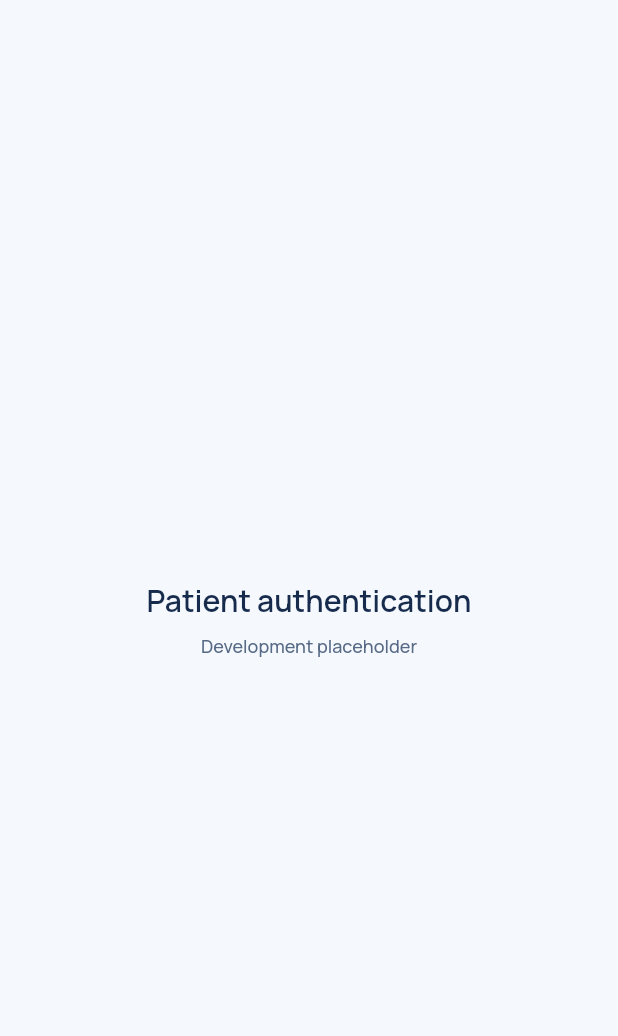
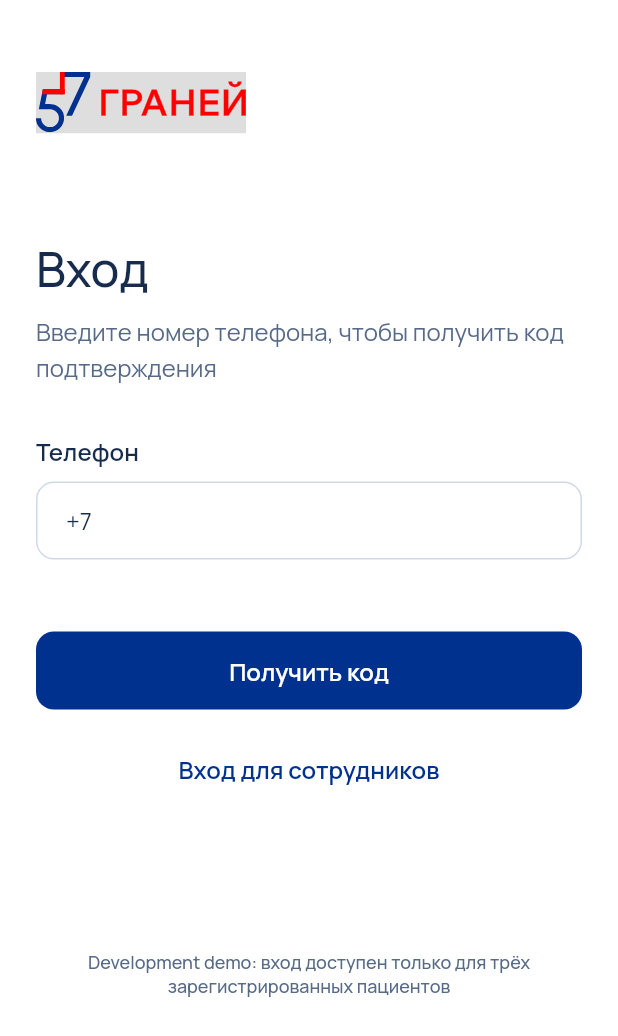
Before and after one commit to ip52rus/grani57_app, a Flutter app: the screen it shows after launch, on a phone screen of 412 x 824 dp. Shown: the top 1036 px of the screen. Run offline on Flutter 3.47's test engine with Material 3 defaults, Android fonts, the phone set to English and light mode, and no system bars; our stand-ins replace flutter_svg, shared_preferences; project files that could hold a hidden picture were left out.

Commit message:
feat: add patient phone and sms demo authentication

```diff
--- a/lib/app/startup/startup_destination.dart
+++ b/lib/app/startup/startup_destination.dart
@@ -2,6 +2,7 @@ import 'package:flutter/widgets.dart';
 
 import '../../core/mock_runtime/demo_session.dart';
 import '../../core/mock_runtime/user_role.dart';
+import '../../features/development_demo/patient_shell_placeholder.dart';
 import '../../features/development_demo/startup_placeholders.dart';
 
 enum StartupDestination {
--- a/lib/core/design_system/components/app_text_field.dart
+++ b/lib/core/design_system/components/app_text_field.dart
@@ -1,4 +1,5 @@
 import 'package:flutter/material.dart';
+import 'package:flutter/services.dart';
 
 import '../tokens/app_colors.dart';
 import '../tokens/app_spacing.dart';
@@ -14,6 +15,9 @@ class AppTextField extends StatelessWidget {
     this.keyboardType,
     this.textInputAction,
     this.autofillHints,
+    this.inputFormatters,
+    this.onChanged,
+    this.onSubmitted,
     this.semanticLabel,
     super.key,
   });
@@ -26,6 +30,9 @@ class AppTextField extends StatelessWidget {
   final TextInputType? keyboardType;
   final TextInputAction? textInputAction;
   final Iterable<String>? autofillHints;
+  final List<TextInputFormatter>? inputFormatters;
+  final ValueChanged<String>? onChanged;
+  final ValueChanged<String>? onSubmitted;
   final String? semanticLabel;
 
   @override
@@ -49,6 +56,9 @@ class AppTextField extends StatelessWidget {
               keyboardType: keyboardType,
               textInputAction: textInputAction,
               autofillHints: autofillHints,
+              inputFormatters: inputFormatters,
+              onChanged: onChanged,
+              onSubmitted: onSubmitted,
               style: AppTypography.body.copyWith(color: AppColors.text),
               decoration: InputDecoration(
                 hintText: hintText,
--- a/lib/features/development_demo/startup_placeholders.dart
+++ b/lib/features/development_demo/startup_placeholders.dart
@@ -3,22 +3,14 @@ import 'package:flutter/material.dart';
 import '../../core/design_system/tokens/app_colors.dart';
 import '../../core/design_system/tokens/app_spacing.dart';
 import '../../core/design_system/typography/app_typography.dart';
+import '../patient_auth/patient_phone_login_screen.dart';
 
 class PatientAuthPlaceholder extends StatelessWidget {
   const PatientAuthPlaceholder({super.key});
 
   @override
   Widget build(BuildContext context) {
-    return const _StartupPlaceholder(title: 'Patient authentication');
-  }
-}
-
-class PatientShellPlaceholder extends StatelessWidget {
-  const PatientShellPlaceholder({super.key});
-
-  @override
-  Widget build(BuildContext context) {
-    return const _StartupPlaceholder(title: 'Patient shell');
+    return const PatientPhoneLoginScreen();
   }
 }
 
--- /dev/null
+++ b/lib/features/patient_auth/patient_phone_login_screen.dart
@@ -0,0 +1,210 @@
+import 'package:flutter/material.dart';
+import 'package:flutter_svg/flutter_svg.dart';
+
+import '../../core/design_system/components/app_button.dart';
+import '../../core/design_system/components/app_text_field.dart';
+import '../../core/design_system/tokens/app_colors.dart';
+import '../../core/design_system/tokens/app_spacing.dart';
+import '../../core/design_system/typography/app_typography.dart';
+import '../../core/mock_runtime/demo_auth_service.dart';
+import '../../core/mock_runtime/demo_session_store.dart';
+import '../development_demo/employee_auth_placeholder.dart';
+import '../../mock_data/demo_asset_paths.dart';
+import 'patient_sms_code_screen.dart';
+import 'russian_phone_input_formatter.dart';
+
+class PatientPhoneLoginScreen extends StatefulWidget {
+  const PatientPhoneLoginScreen({
+    super.key,
+    this.authService,
+    this.sessionStore,
+  });
+
+  final DemoAuthService? authService;
+  final DemoSessionStore? sessionStore;
+
+  @override
+  State<PatientPhoneLoginScreen> createState() =>
+      _PatientPhoneLoginScreenState();
+}
+
+class _PatientPhoneLoginScreenState extends State<PatientPhoneLoginScreen> {
+  late final DemoAuthService _authService;
+  late final DemoSessionStore _sessionStore;
+  final _phoneController = TextEditingController(text: '+7 ');
+  bool _isSubmitting = false;
+  String? _phoneError;
+  bool _showUnknownPatientState = false;
+
+  @override
+  void initState() {
+    super.initState();
+    _authService = widget.authService ?? DemoAuthService();
+    _sessionStore = widget.sessionStore ?? DemoSessionStore();
+  }
+
+  @override
+  void dispose() {
+    _phoneController.dispose();
+    super.dispose();
+  }
+
+  void _submitPhone() {
+    if (_isSubmitting) {
+      return;
+    }
+
+    FocusScope.of(context).unfocus();
+    final normalizedPhone = normalizeRussianPhone(_phoneController.text);
+    if (normalizedPhone.length != 11 || !normalizedPhone.startsWith('7')) {
+      setState(() {
+        _phoneError = 'Введите номер телефона';
+        _showUnknownPatientState = false;
+      });
+      return;
+    }
+
+    setState(() {
+      _isSubmitting = true;
+      _phoneError = null;
+      _showUnknownPatientState = false;
+    });
+
+    final lookup = _authService.lookupPatientByPhone(_phoneController.text);
+    if (!lookup.isRegistered || lookup.patient == null) {
+      setState(() {
+        _isSubmitting = false;
+        _showUnknownPatientState = true;
+      });
+      return;
+    }
+
+    Navigator.of(context)
+        .push(
+          MaterialPageRoute<void>(
+            builder: (_) => PatientSmsCodeScreen(
+              phone: _phoneController.text,
+              patientId: lookup.patient!.id,
+              authService: _authService,
+              sessionStore: _sessionStore,
+            ),
+          ),
+        )
+        .whenComplete(() {
+          if (mounted) {
+            setState(() => _isSubmitting = false);
+          }
+        });
+  }
+
+  void _openEmployeePlaceholder() {
+    Navigator.of(context).push(
+      MaterialPageRoute<void>(builder: (_) => const EmployeeAuthPlaceholder()),
+    );
+  }
+
+  @override
+  Widget build(BuildContext context) {
+    return Scaffold(
+      backgroundColor: AppColors.surface,
+      body: SafeArea(
+        child: LayoutBuilder(
+          builder: (context, constraints) {
+            return SingleChildScrollView(
+              keyboardDismissBehavior: ScrollViewKeyboardDismissBehavior.onDrag,
+              padding: const EdgeInsets.symmetric(
+                horizontal: AppSpacing.pagePadding,
+                vertical: AppSpacing.x24,
+              ),
+              child: ConstrainedBox(
+                constraints: BoxConstraints(minHeight: constraints.maxHeight),
+                child: Column(
+                  crossAxisAlignment: CrossAxisAlignment.stretch,
+                  children: [
+                    const SizedBox(height: AppSpacing.x24),
+                    Align(
+                      alignment: Alignment.centerLeft,
+                      child: SvgPicture.asset(
+                        DemoAssetPaths.logoPrimary,
+                        width: 140,
+                        height: 41,
+                      ),
+                    ),
+                    const SizedBox(height: 72),
+                    Text(
+                      'Вход',
+                      style: AppTypography.title.copyWith(
+                        color: AppColors.text,
+                      ),
+                    ),
+                    const SizedBox(height: AppSpacing.x12),
+                    Text(
+                      'Введите номер телефона, чтобы получить код подтверждения',
+                      style: AppTypography.body.copyWith(
+                        color: AppColors.secondary,
+                      ),
+                    ),
+                    const SizedBox(height: AppSpacing.x32),
+                    AppTextField(
+                      label: 'Телефон',
+                      controller: _phoneController,
+                      hintText: '+7 999 000-00-01',
+                      errorText: _phoneError,
+                      keyboardType: TextInputType.phone,
+                      textInputAction: TextInputAction.done,
+                      autofillHints: const [AutofillHints.telephoneNumber],
+                      inputFormatters: [RussianPhoneInputFormatter()],
+                      onChanged: (_) {
+                        if (_phoneError != null || _showUnknownPatientState) {
+                          setState(() {
+                            _phoneError = null;
+                            _showUnknownPatientState = false;
+                          });
+                        }
+                      },
+                      onSubmitted: (_) => _submitPhone(),
+                    ),
+                    if (_showUnknownPatientState) ...[
+                      const SizedBox(height: AppSpacing.x8),
+                      Text(
+                        'Регистрация нового пациента будет реализована следующим этапом',
+                        style: AppTypography.small.copyWith(
+                          color: AppColors.secondary,
+                        ),
+                      ),
+                    ],
+                    const SizedBox(height: AppSpacing.x20),
+                    AppButton(
+                      label: 'Получить код',
+                      semanticLabel: 'Получить код подтверждения',
+                      isLoading: _isSubmitting,
+                      onPressed: _isSubmitting ? null : _submitPhone,
+                    ),
+                    const SizedBox(height: AppSpacing.x16),
+                    TextButton(
+                      onPressed: _openEmployeePlaceholder,
+                      child: Text(
+                        'Вход для сотрудников',
+                        style: AppTypography.label.copyWith(
+                          color: AppColors.brand,
+                        ),
+                      ),
+                    ),
+                    const SizedBox(height: 96),
+                    Text(
+                      'Development demo: вход доступен только для трёх зарегистрированных пациентов',
+                      textAlign: TextAlign.center,
+                      style: AppTypography.caption.copyWith(
+                        color: AppColors.secondary,
+                      ),
+                    ),
+                  ],
+                ),
+              ),
+            );
+          },
+        ),
+      ),
+    );
+  }
+}
--- a/lib/mock_data/demo_asset_paths.dart
+++ b/lib/mock_data/demo_asset_paths.dart
@@ -1,5 +1,7 @@
 abstract final class DemoAssetPaths {
+  static const logoPrimary = 'assets/icons/brand/logo_primary.svg';
   static const logoWelcome = 'assets/icons/brand/logo_welcome.svg';
+  static const back = 'assets/icons/actions/back.svg';
   static const doctorAnnaSmirnova =
       'assets/images/doctors/doctor_anna_smirnova.png';
   static const representativeRaster = 'assets/images/brand/glass_tooth.png';
```
Also changed, not shown: lib/features/development_demo/employee_auth_placeholder.dart (added, +49 -0 lines), lib/features/development_demo/patient_shell_placeholder.dart (added, +76 -0 lines), lib/features/patient_auth/patient_sms_code_screen.dart (added, +190 -0 lines), lib/features/patient_auth/russian_phone_input_formatter.dart (added, +58 -0 lines), 4 other files.
